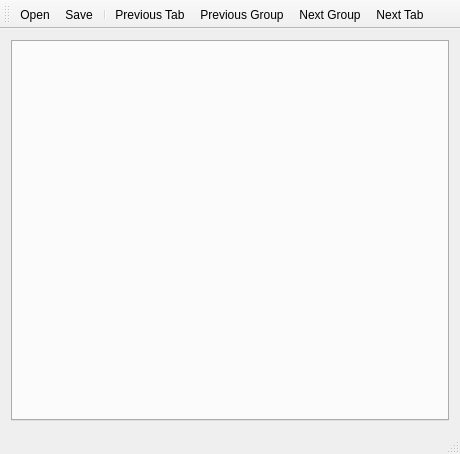
Qt form qonfigure.ui (viranch/qonfigure) before a commit.
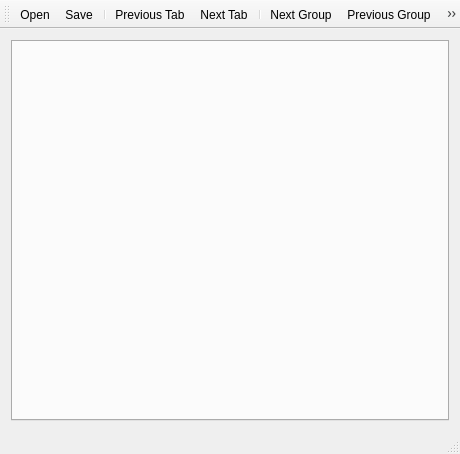
The same form after that commit. Icons and pictures are not drawn.

Commit message: *Rearrange toolbar icons *Add 'Quit' button *Change size policy of layout

```diff
--- a/qonfigure.ui
+++ b/qonfigure.ui
@@ -51,9 +51,12 @@
    <addaction name="actionSave"/>
    <addaction name="separator"/>
    <addaction name="actionPrevTab"/>
-   <addaction name="actionPrevGroup"/>
-   <addaction name="actionNextGroup"/>
    <addaction name="actionNextTab"/>
+   <addaction name="separator"/>
+   <addaction name="actionNextGroup"/>
+   <addaction name="actionPrevGroup"/>
+   <addaction name="separator"/>
+   <addaction name="actionQuit"/>
   </widget>
   <widget class="QStatusBar" name="statusBar"/>
   <action name="actionSave">
@@ -140,6 +143,21 @@
     <string>Ctrl+PgDown</string>
    </property>
   </action>
+  <action name="actionQuit">
+   <property name="icon">
+    <iconset resource="icons.qrc">
+     <normaloff>:/icons/icons/application-exit.png</normaloff>:/icons/icons/application-exit.png</iconset>
+   </property>
+   <property name="text">
+    <string>Quit</string>
+   </property>
+   <property name="toolTip">
+    <string>Quit (Ctrl+Q)</string>
+   </property>
+   <property name="shortcut">
+    <string>Ctrl+Q</string>
+   </property>
+  </action>
  </widget>
  <layoutdefault spacing="6" margin="11"/>
  <resources>
```
Left out of the diff: 25 changed lines with no effect on the pictures. The commit also changes 6 other files.
